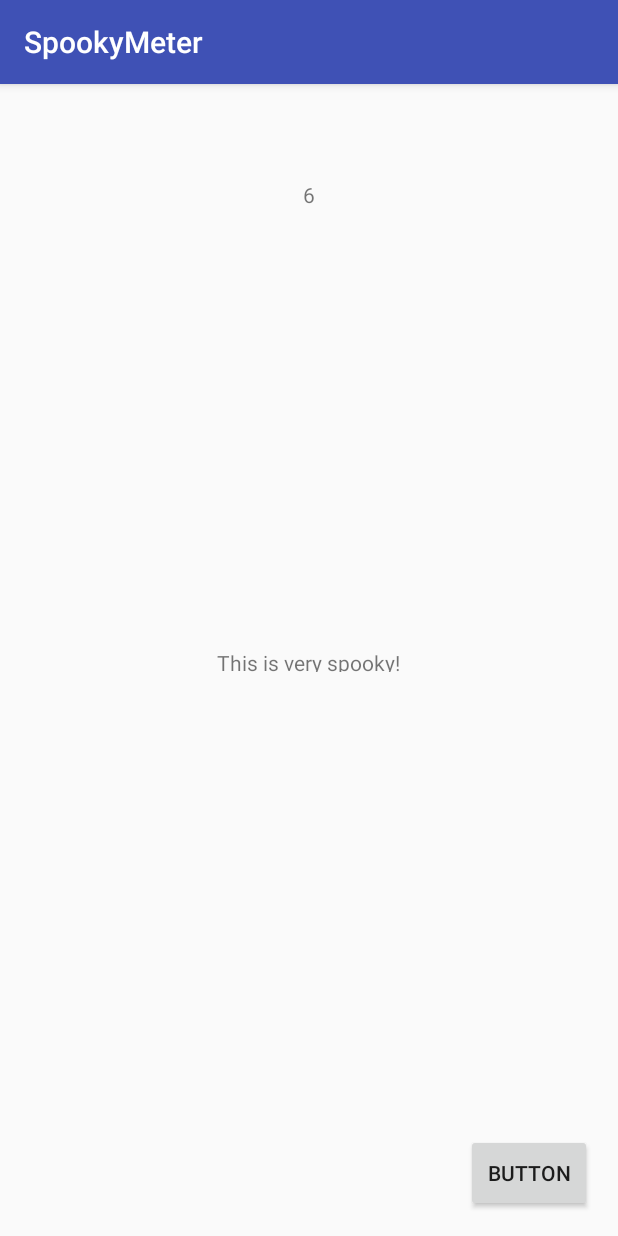
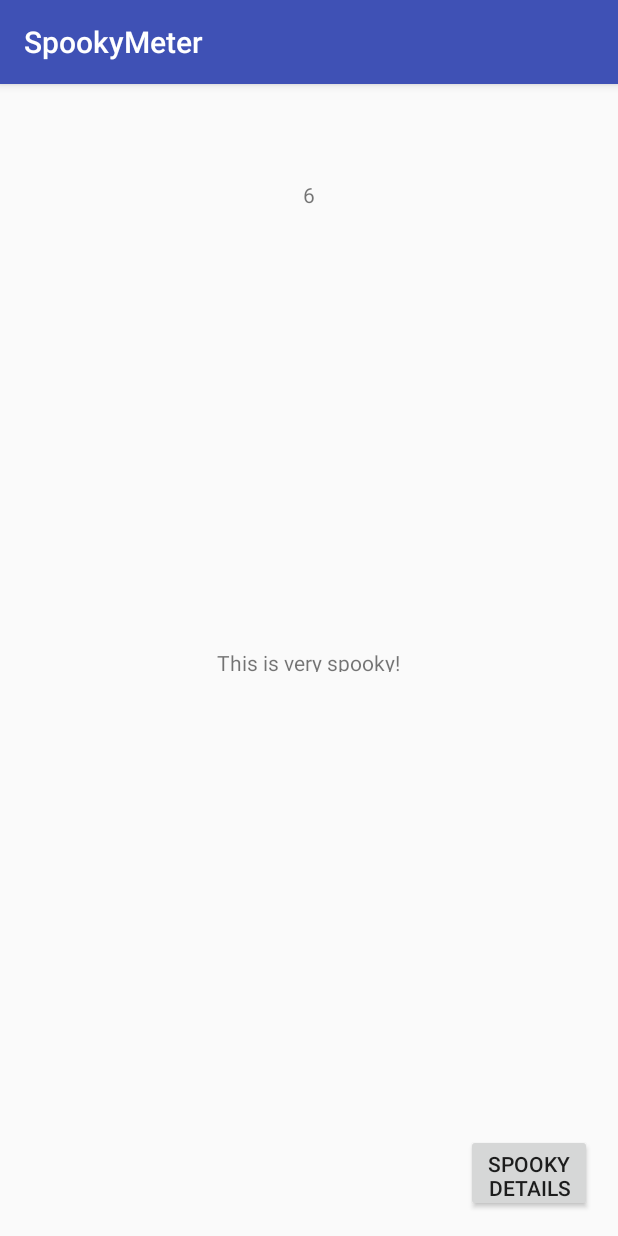
Before and after one commit to Luminations/spooky, an Android app: the screen it shows after launch (MainActivity), on a phone screen of 412 x 824 dp. Run offline under Robolectric (Android 15) with nearby library versions, the phone set to English and light mode, and no system bars.

Commit message:
Added spooky details

```diff
--- a/spooky/Programm/app/src/main/java/team1/red/zli/spookymeter/SpookyThread.java
+++ b/spooky/Programm/app/src/main/java/team1/red/zli/spookymeter/SpookyThread.java
@@ -20,9 +20,11 @@ public class SpookyThread extends Thread{
 
     Handler handler;
     ArrayList<SpookyFactor> spookyFactors;
+    ArrayList<Integer> spookyDetails;
     int spookyness;
     SpookyThread(Handler handler) {
         this.handler = handler;
+        spookyDetails = new ArrayList<>();
         spookyFactors = new ArrayList<>();
         spookyFactors.add(new BatteryLifetime());
         spookyFactors.add(new Darkness());
@@ -38,10 +40,12 @@ public class SpookyThread extends Thread{
             spookyness = 0;
 
             for (int i = 0; i < spookyFactors.size(); i++){
-                spookyness += spookyFactors.get(i).getSpookyFactor();
+                int spookyAmount = spookyFactors.get(i).getSpookyFactor();
+                spookyness += spookyAmount;
+                spookyDetails.add(spookyAmount);
             }
 
-            handler.obtainMessage(spookyness).sendToTarget();
+            handler.obtainMessage(spookyness, spookyDetails).sendToTarget();
             try {
                 this.sleep(50);
             } catch (Exception e) {
--- a/spooky/Programm/app/src/main/res/layout/activity_main.xml
+++ b/spooky/Programm/app/src/main/res/layout/activity_main.xml
@@ -22,7 +22,7 @@
         android:layout_marginBottom="16dp"
         android:layout_marginStart="8dp"
         android:layout_marginTop="8dp"
-        android:text="Button"
+        android:text="Spooky Details"
         app:layout_constraintBottom_toBottomOf="parent"
         app:layout_constraintEnd_toEndOf="parent"
         app:layout_constraintHorizontal_bias="0.945"
```
Also changed, not shown: spooky/Programm/app/src/main/java/team1/red/zli/spookymeter/SpookyDetail.java (+7 -0 lines), spooky/Programm/app/src/main/res/layout/spooky_detail.xml (+30 -1 lines).
